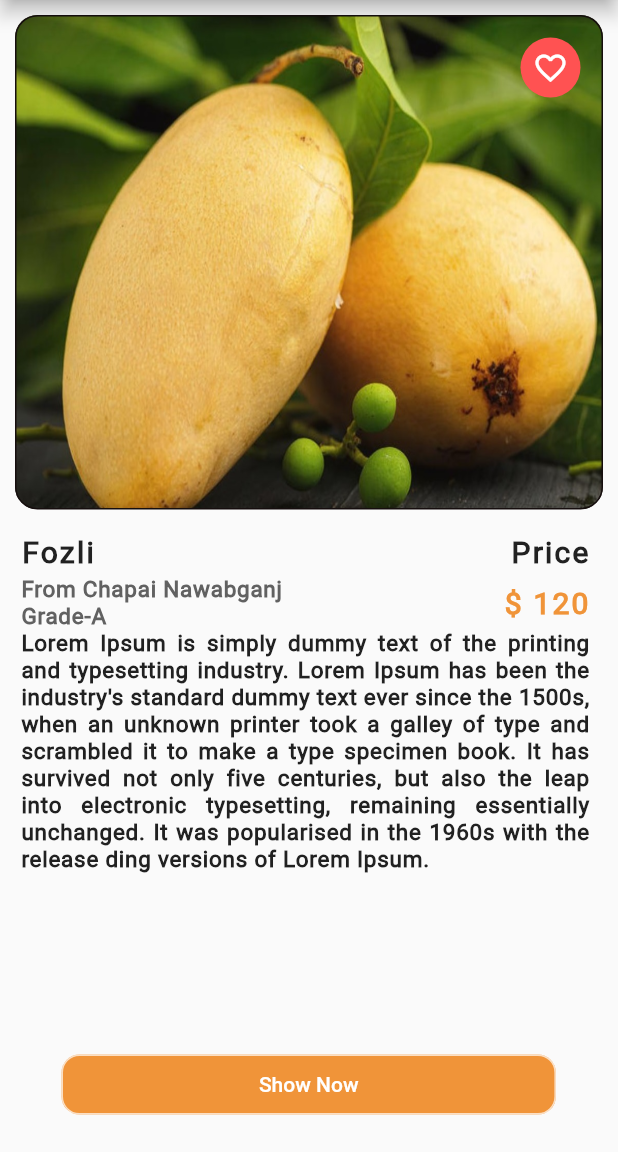
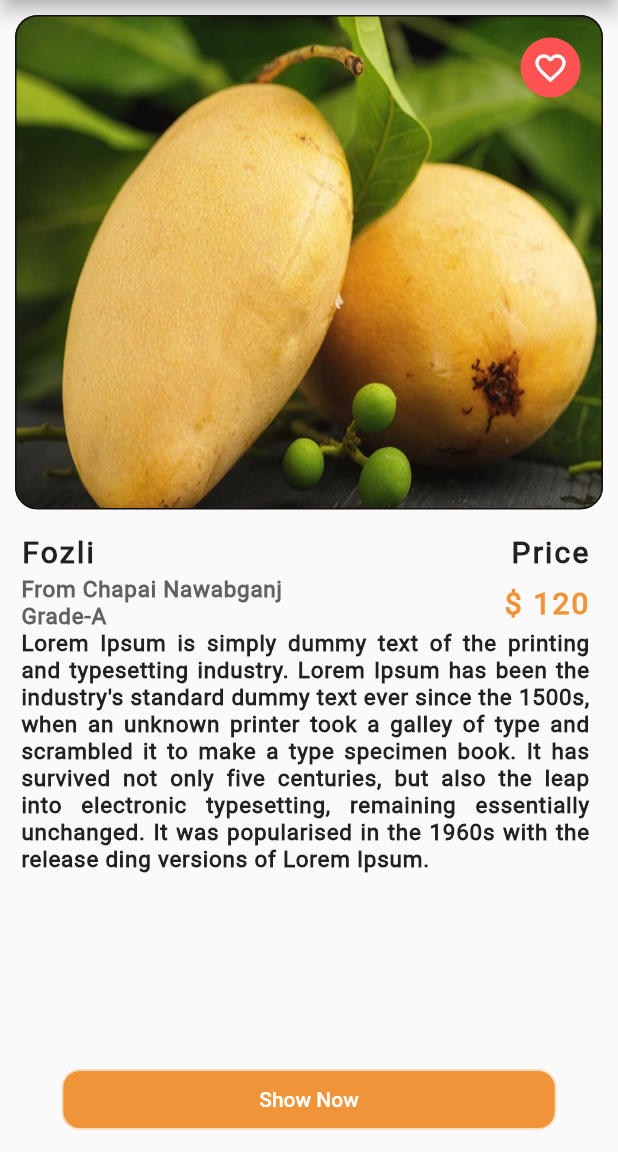
Before and after one commit to Hemel-31/Mr_mangowalla, a Flutter app: the productDescription screen opened directly, on a phone screen of 412 x 824 dp, the part 84-1236 px from its top. Run offline on Flutter 3.47's test engine with Material 2 defaults, Android fonts, the phone set to English and light mode, and no system bars; our stand-ins replace sizer; missing offline and left inert: intro_views_flutter; network calls fail.

Commit message:
caeckout_sum_don

```diff
--- a/lib/pages/productDescription.dart
+++ b/lib/pages/productDescription.dart
@@ -1,5 +1,3 @@
-
-
 import 'package:flutter/material.dart';
 import 'package:mr_mangowalla_woocommerce/pages/dashboard.dart';
 
@@ -16,7 +14,9 @@ class _productDescriptionState extends State<productDescription> {
     return Scaffold(
       appBar: AppBar(
         backgroundColor: Colors.white,
-        iconTheme: IconThemeData(color: Color(0xFFF09439),),
+        iconTheme: IconThemeData(
+          color: Color(0xFFF09439),
+        ),
         title: Text(
           '  Mr. Mangowalla',
           style: TextStyle(
@@ -66,32 +66,7 @@ class _productDescriptionState extends State<productDescription> {
                     ),
                   )),
               Positioned(
-                bottom: 0,
-                left: 0,
-                child: FlatButton(
-                    onPressed: () {
-                      Navigator.push(context,
-                          MaterialPageRoute(builder: (_) => Dashboard()));
-                    },
-                    child: Container(
-                      width: MediaQuery.of(context).size.width * 0.80,
-                      height: 40,
-                      margin: EdgeInsets.all(15),
-                      decoration: BoxDecoration(
-                        borderRadius: BorderRadius.all(Radius.circular(12)),
-                        border: Border.all(width: 1, color: Colors.white70),
-                        color: Color(0xFFF09439),
-                      ),
-                      child: Center(
-                        child: Text(
-                          'Show Now',
-                          style: TextStyle(color: Colors.white),
-                        ),
-                      ),
-                    )),
-              ),
-              Positioned(
-                top: MediaQuery.of(context).size.height*0.42,
+                top: MediaQuery.of(context).size.height * 0.42,
                 left: 4,
                 child: Container(
                   width: MediaQuery.of(context).size.width * 0.92,
@@ -179,6 +154,27 @@ class _productDescriptionState extends State<productDescription> {
           ),
         ),
       ),
+      bottomNavigationBar: FlatButton(
+          onPressed: () {
+            Navigator.push(
+                context, MaterialPageRoute(builder: (_) => Dashboard()));
+          },
+          child: Container(
+            width: MediaQuery.of(context).size.width * 0.80,
+            height: 40,
+            margin: EdgeInsets.all(15),
+            decoration: BoxDecoration(
+              borderRadius: BorderRadius.all(Radius.circular(12)),
+              border: Border.all(width: 1, color: Colors.white70),
+              color: Color(0xFFF09439),
+            ),
+            child: Center(
+              child: Text(
+                'Show Now',
+                style: TextStyle(color: Colors.white),
+              ),
+            ),
+          )),
     );
   }
 }
```
Also changed, not shown: lib/pages/checkoutCart.dart (+12 -7 lines), lib/pages/login.dart (+8 -9 lines).
